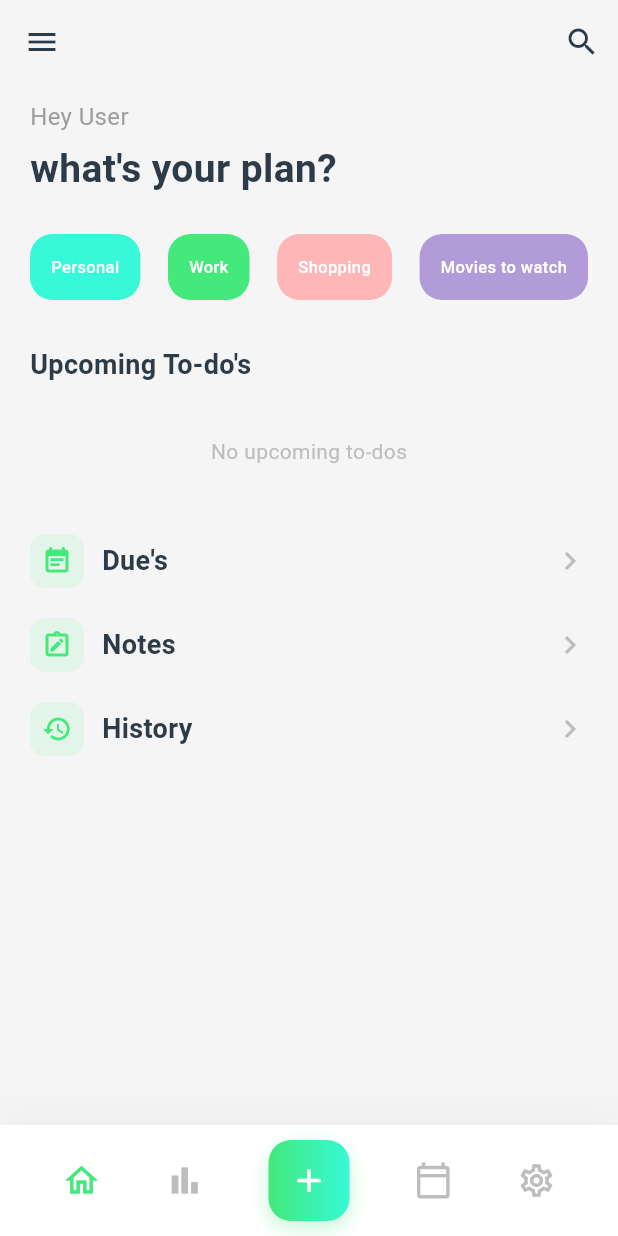
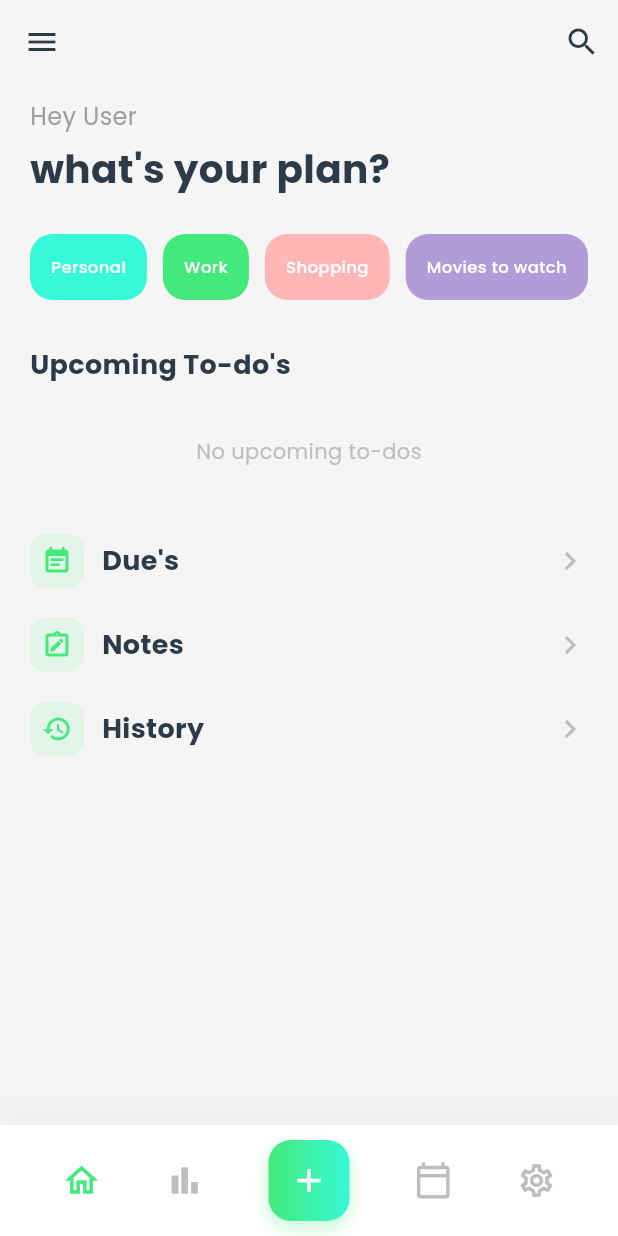
Before and after one commit to diulll/List-U, a Flutter app: the screen it shows after launch, item 3 of the bottom bar chosen, after a tap on "Notes", on a phone screen of 412 x 824 dp. Run offline on Flutter 3.47's test engine with Material 3 defaults, Android fonts, the light colour scheme and no system bars; our stand-ins replace google_fonts.

Commit message:
feat: Initialize Hive storage and use GoogleFonts for Poppins theme

```diff
--- a/lib/main.dart
+++ b/lib/main.dart
@@ -1,7 +1,11 @@
 import 'package:flutter/material.dart';
-import 'screens/dashboard_page.dart';
+import 'package:google_fonts/google_fonts.dart';
+import 'screens/splash_screen.dart';
+import 'services/storage_service.dart';
 
-void main() {
+void main() async {
+  WidgetsFlutterBinding.ensureInitialized();
+  await StorageService.init();
   runApp(const MyApp());
 }
 
@@ -13,10 +17,10 @@ class MyApp extends StatelessWidget {
     return MaterialApp(
       debugShowCheckedModeBanner: false,
       theme: ThemeData(
-        fontFamily: 'Poppins',
+        textTheme: GoogleFonts.poppinsTextTheme(),
         scaffoldBackgroundColor: const Color(0xFFF8F9FA),
       ),
-      home: const DashboardPage(userName: 'User', userEmail: null),
+      home: const SplashScreen(),
     );
   }
 }
```
